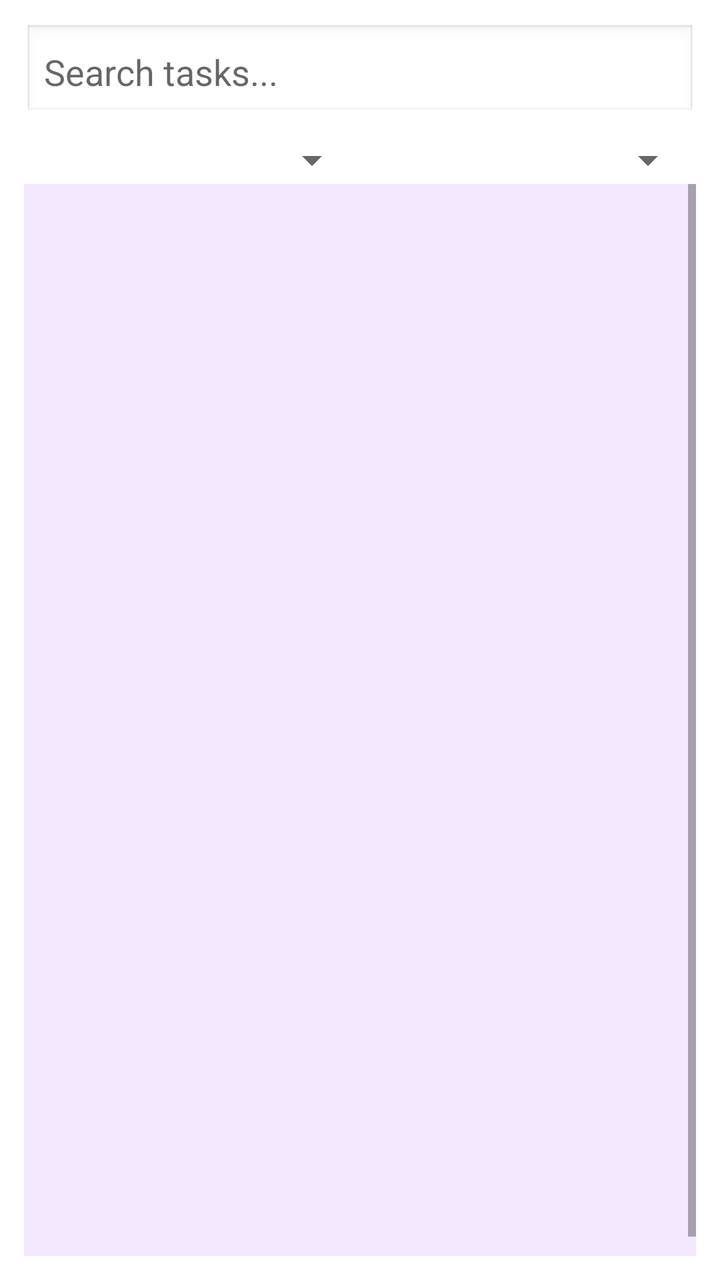
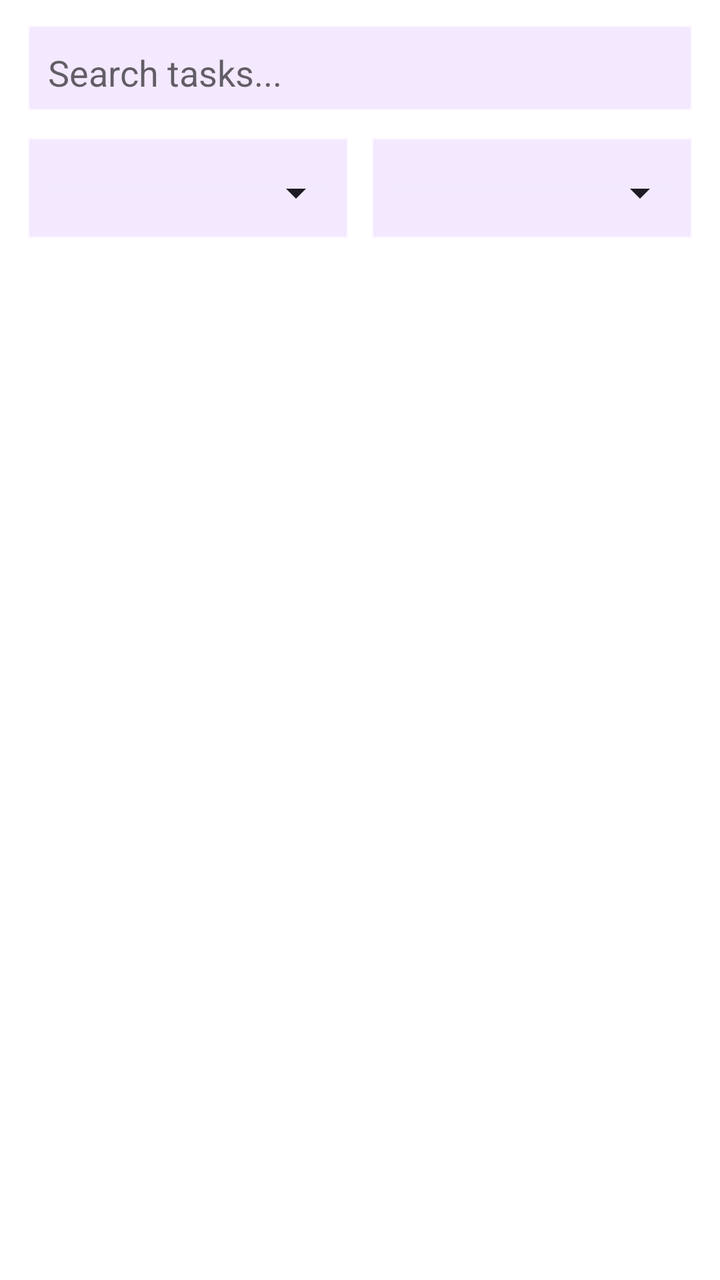

Compare the two renders of this Android layout. The source of the first and the diff that turns it into the second are given below.
<!-- AndroidManifest.xml: application theme Theme.FutureMe -->
<!-- res/layout/fragment_to_do_list.xml -->
<?xml version="1.0" encoding="utf-8"?>
<layout xmlns:android="http://schemas.android.com/apk/res/android">

    <data>
        <variable
            name="viewModel"
            type="com.example.futureme.TasksViewModel" />
    </data>

    <LinearLayout
        android:layout_width="match_parent"
        android:layout_height="match_parent"
        android:orientation="vertical"
        android:padding="12dp">

        
        <EditText
            android:id="@+id/searchEditText"
            android:layout_width="match_parent"
            android:layout_height="wrap_content"
            android:hint="Search tasks..."
            android:padding="10dp"
            android:textColor="@color/black"
            android:background="@android:drawable/edit_text" />

        
        <LinearLayout
            android:layout_width="match_parent"
            android:layout_height="wrap_content"
            android:orientation="horizontal"
            android:layout_marginTop="8dp">

            <Spinner
                android:id="@+id/statusSpinner"
                android:layout_width="0dp"
                android:layout_height="wrap_content"
                android:layout_weight="1" />

            <Spinner
                android:id="@+id/sortSpinner"
                android:layout_width="0dp"
                android:layout_height="wrap_content"
                android:layout_weight="1" />
        </LinearLayout>


        <ScrollView
            android:layout_width="match_parent"
            android:layout_height="match_parent"
            android:fillViewport="true"
            android:background="#F3E8FF">
        
            <androidx.recyclerview.widget.RecyclerView
                android:id="@+id/taskRecyclerView"
                android:layout_width="match_parent"
                android:layout_height="0dp"
                android:layout_weight="1"
                android:layout_marginTop="10dp" />
    </ScrollView>
    </LinearLayout>
</layout>
<!-- resources referenced by this layout -->
<resources>
  <color name="black">#FF000000</color>
  <style name="Theme.FutureMe" parent="Base.Theme.FutureMe" />
  <style name="Base.Theme.FutureMe" parent="Theme.MaterialComponents.DayNight.NoActionBar">
          
          
          <item name="colorPrimary">@color/purple_primary</item>
          <item name="colorPrimaryDark">@color/purple_primary_dark</item>
          <item name="colorOnPrimary">@color/white</item>
      </style>
  <color name="purple_primary">#6200EE</color>
  <color name="purple_primary_dark">#4B00B5</color>
  <color name="white">#FFFFFFFF</color>
</resources>

<!-- the commit's change to res/layout/fragment_to_do_list.xml (unified diff, before → after) -->
@@ -11,17 +11,20 @@
         android:layout_width="match_parent"
         android:layout_height="match_parent"
         android:orientation="vertical"
-        android:padding="12dp">
+        android:padding="12dp"
+        android:background="?android:attr/windowBackground">
 
         
         <EditText
             android:id="@+id/searchEditText"
             android:layout_width="match_parent"
             android:layout_height="wrap_content"
-            android:hint="Search tasks..."
-            android:padding="10dp"
-            android:textColor="@color/black"
-            android:background="@android:drawable/edit_text" />
+            android:hint="@string/search_tasks"
+            android:padding="12dp"
+            android:textColor="?attr/colorOnSurface"
+            android:textColorHint="?android:attr/textColorSecondary"
+            android:background="@android:drawable/edit_text"
+            android:backgroundTint="?attr/colorSurface" />
 
         
         <LinearLayout
@@ -30,32 +33,53 @@
             android:orientation="horizontal"
             android:layout_marginTop="8dp">
 
-            <Spinner
-                android:id="@+id/statusSpinner"
+            
+            <FrameLayout
                 android:layout_width="0dp"
                 android:layout_height="wrap_content"
-                android:layout_weight="1" />
+                android:layout_weight="1"
+                android:layout_marginEnd="4dp"
+                android:padding="4dp"
+                android:background="@android:drawable/edit_text"
+                android:backgroundTint="?attr/colorSurface">
 
-            <Spinner
-                android:id="@+id/sortSpinner"
+                
+                <Spinner
+                    android:id="@+id/statusSpinner"
+                    android:layout_width="match_parent"
+                    android:layout_height="wrap_content"
+                    android:minHeight="48dp"
+                    android:backgroundTint="?attr/colorOnSurface"
+                    android:popupBackground="?attr/colorSurface" />
+            </FrameLayout>
+
+            <FrameLayout
                 android:layout_width="0dp"
                 android:layout_height="wrap_content"
-                android:layout_weight="1" />
+                android:layout_weight="1"
+                android:layout_marginStart="4dp"
+                android:padding="4dp"
+                android:background="@android:drawable/edit_text"
+                android:backgroundTint="?attr/colorSurface">
+
+                
+                <Spinner
+                    android:id="@+id/sortSpinner"
+                    android:layout_width="match_parent"
+                    android:layout_height="wrap_content"
+                    android:minHeight="48dp"
+                    android:backgroundTint="?attr/colorOnSurface"
+                    android:popupBackground="?attr/colorSurface" />
+            </FrameLayout>
         </LinearLayout>
 
+        
+        <androidx.recyclerview.widget.RecyclerView
+            android:id="@+id/taskRecyclerView"
+            android:layout_width="match_parent"
+            android:layout_height="0dp"
+            android:layout_weight="1"
+            android:layout_marginTop="10dp" />
 
-        <ScrollView
-            android:layout_width="match_parent"
-            android:layout_height="match_parent"
-            android:fillViewport="true"
-            android:background="#F3E8FF">
-        
-            <androidx.recyclerview.widget.RecyclerView
-                android:id="@+id/taskRecyclerView"
-                android:layout_width="match_parent"
-                android:layout_height="0dp"
-                android:layout_weight="1"
-                android:layout_marginTop="10dp" />
-    </ScrollView>
     </LinearLayout>
 </layout>
<!-- resource entries referenced after the edit -->
@@ -1,16 +1,22 @@
 <!-- resources referenced by this layout -->
 <resources>
-  <color name="black">#FF000000</color>
+  <string name="search_tasks">Search tasks...</string>
   <style name="Theme.FutureMe" parent="Base.Theme.FutureMe" />
   <style name="Base.Theme.FutureMe" parent="Theme.MaterialComponents.DayNight.NoActionBar">
           
+          <item name="colorPrimary">@color/purple_primary</item>
+          <item name="colorPrimaryVariant">@color/purple_primary_dark</item>
+          <item name="colorOnPrimary">@color/white</item>
           
-          <item name="colorPrimary">@color/purple_primary</item>
-          <item name="colorPrimaryDark">@color/purple_primary_dark</item>
-          <item name="colorOnPrimary">@color/white</item>
+          
+          <item name="android:windowBackground">@color/white</item>
+          <item name="colorSurface">@color/purple_light_bg</item>
+          <item name="colorOnSurface">@color/text_dark</item>
       </style>
   <color name="purple_primary">#6200EE</color>
   <color name="purple_primary_dark">#4B00B5</color>
   <color name="white">#FFFFFFFF</color>
+  <color name="purple_light_bg">#F3E8FF</color>
+  <color name="text_dark">#1F1B24</color>
 </resources>
 
